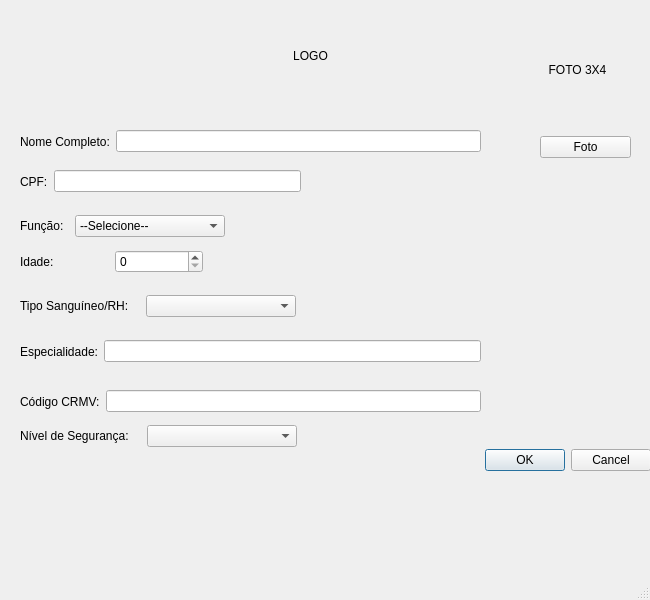
Qt form ui/cadastramento_usuario.ui (jancyaragao/PetShopPetFera) before a commit.
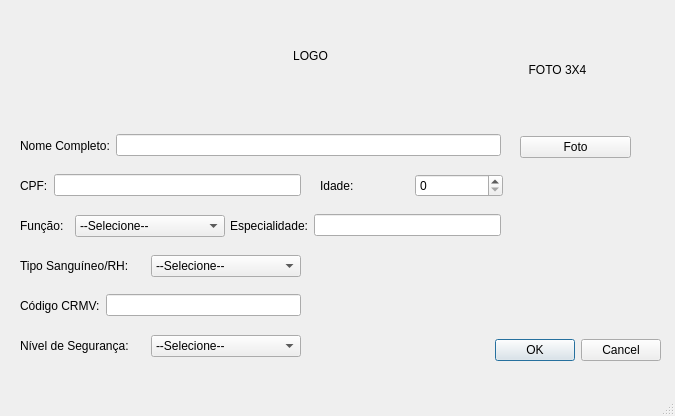
The same form after that commit.

The edit to the form file:
```diff
--- a/ui/cadastramento_usuario.ui
+++ b/ui/cadastramento_usuario.ui
@@ -6,22 +6,10 @@
    <rect>
     <x>0</x>
     <y>0</y>
-    <width>650</width>
-    <height>600</height>
+    <width>675</width>
+    <height>416</height>
    </rect>
   </property>
-  <property name="minimumSize">
-   <size>
-    <width>650</width>
-    <height>600</height>
-   </size>
-  </property>
-  <property name="maximumSize">
-   <size>
-    <width>650</width>
-    <height>650</height>
-   </size>
-  </property>
   <property name="windowTitle">
    <string>Cadastro Usuario</string>
   </property>
@@ -29,8 +17,8 @@
    <widget class="QDialogButtonBox" name="buttonBox">
     <property name="geometry">
      <rect>
-      <x>440</x>
-      <y>440</y>
+      <x>450</x>
+      <y>330</y>
       <width>211</width>
       <height>41</height>
      </rect>
@@ -59,8 +47,8 @@
     <property name="geometry">
      <rect>
       <x>20</x>
-      <y>290</y>
-      <width>276</width>
+      <y>250</y>
+      <width>281</width>
       <height>32</height>
      </rect>
     </property>
@@ -88,7 +76,7 @@
        </property>
        <item>
         <property name="text">
-         <string> </string>
+         <string>--Selecione--</string>
         </property>
        </item>
        <item>
@@ -138,10 +126,10 @@
    <widget class="QWidget" name="layoutWidget_2">
     <property name="geometry">
      <rect>
-      <x>20</x>
-      <y>340</y>
-      <width>461</width>
-      <height>23</height>
+      <x>230</x>
+      <y>210</y>
+      <width>271</width>
+      <height>31</height>
      </rect>
     </property>
     <layout class="QHBoxLayout" name="horizontalLayout_7">
@@ -161,9 +149,9 @@
     <property name="geometry">
      <rect>
       <x>20</x>
-      <y>390</y>
-      <width>461</width>
-      <height>23</height>
+      <y>290</y>
+      <width>281</width>
+      <height>31</height>
      </rect>
     </property>
     <layout class="QHBoxLayout" name="horizontalLayout_8">
@@ -183,8 +171,8 @@
     <property name="geometry">
      <rect>
       <x>20</x>
-      <y>420</y>
-      <width>277</width>
+      <y>330</y>
+      <width>281</width>
       <height>32</height>
      </rect>
     </property>
@@ -212,7 +200,7 @@
        </property>
        <item>
         <property name="text">
-         <string> </string>
+         <string>--Selecione--</string>
         </property>
        </item>
        <item>
@@ -234,13 +222,13 @@
      </item>
     </layout>
    </widget>
-   <widget class="QWidget" name="">
+   <widget class="QWidget" name="layoutWidget">
     <property name="geometry">
      <rect>
       <x>20</x>
       <y>130</y>
-      <width>461</width>
-      <height>23</height>
+      <width>481</width>
+      <height>31</height>
      </rect>
     </property>
     <layout class="QHBoxLayout" name="horizontalLayout_5">
@@ -256,13 +244,13 @@
      </item>
     </layout>
    </widget>
-   <widget class="QWidget" name="">
+   <widget class="QWidget" name="layoutWidget">
     <property name="geometry">
      <rect>
-      <x>20</x>
-      <y>250</y>
+      <x>320</x>
+      <y>170</y>
       <width>183</width>
-      <height>23</height>
+      <height>31</height>
      </rect>
     </property>
     <layout class="QHBoxLayout" name="horizontalLayout">
@@ -278,7 +266,7 @@
      </item>
     </layout>
    </widget>
-   <widget class="QWidget" name="">
+   <widget class="QWidget" name="layoutWidget">
     <property name="geometry">
      <rect>
       <x>20</x>
@@ -334,13 +322,13 @@
      </item>
     </layout>
    </widget>
-   <widget class="QWidget" name="">
+   <widget class="QWidget" name="layoutWidget">
     <property name="geometry">
      <rect>
       <x>20</x>
       <y>170</y>
       <width>281</width>
-      <height>23</height>
+      <height>31</height>
      </rect>
     </property>
     <layout class="QHBoxLayout" name="horizontalLayout_4">
@@ -356,12 +344,12 @@
      </item>
     </layout>
    </widget>
-   <widget class="QWidget" name="">
+   <widget class="QWidget" name="layoutWidget">
     <property name="geometry">
      <rect>
-      <x>540</x>
+      <x>520</x>
       <y>10</y>
-      <width>91</width>
+      <width>111</width>
       <height>153</height>
      </rect>
     </property>
```
Left out of the diff: 19 changed lines with no effect on the pictures.
